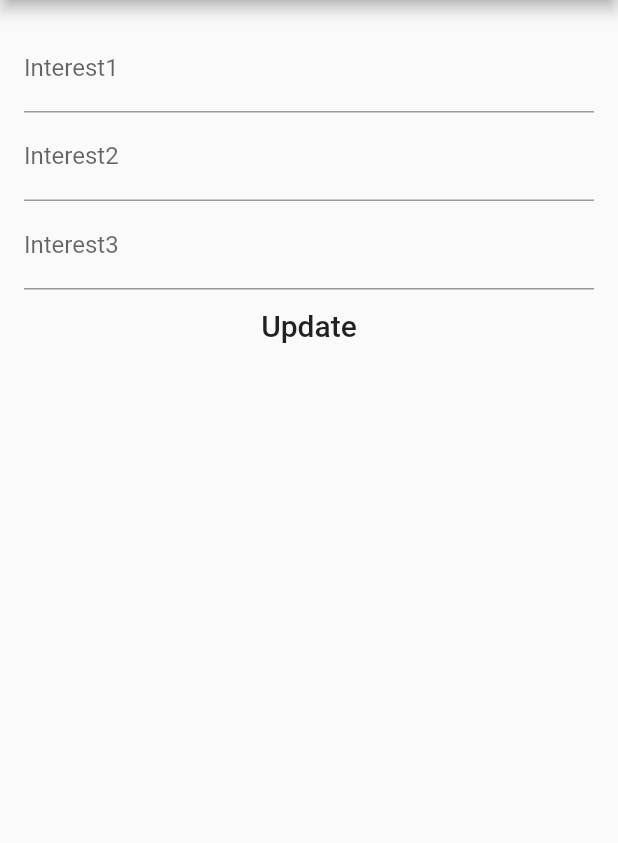
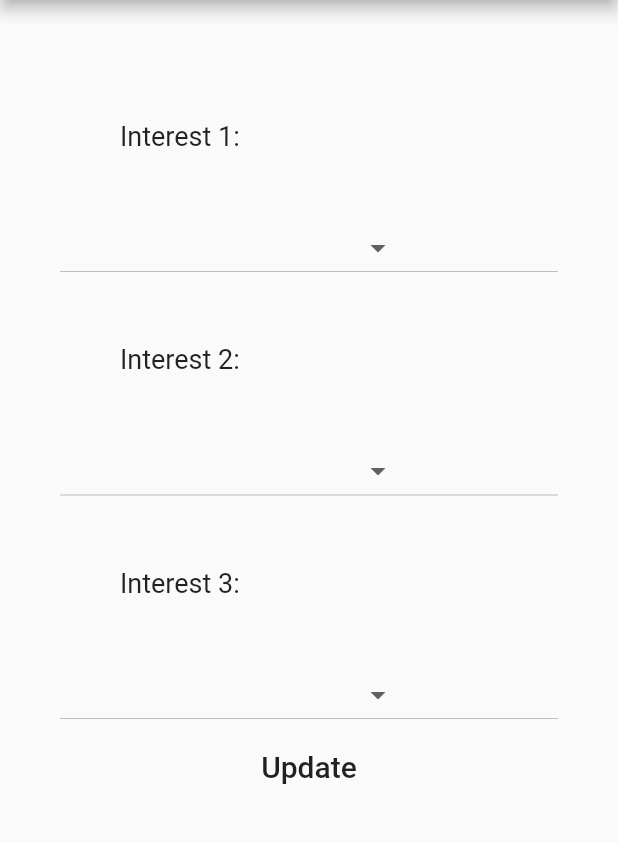
Before and after one commit to istvanfedak/spot-buddy, a Flutter app: the updateProfile screen opened directly, on a phone screen of 412 x 824 dp, the part 84-927 px from its top. Run offline on Flutter 3.47's test engine with Material 2 defaults, Android fonts, the phone set to English and light mode, and no system bars; our stand-ins replace cloud_firestore, firebase_analytics, firebase_auth, geolocator, google_maps_flutter, location and 1 more; missing offline and left inert: geoflutterfire, permission; accounts and stored records are empty.

Commit message:
dropdown menus on create profile and update account complete

```diff
--- a/lib/globals.dart
+++ b/lib/globals.dart
@@ -7,6 +7,8 @@ String uid = "";
 String interest1 = "";
 String interest2 = "";
 String interest3 = "";
+
+var _interests = ['soccer', 'baseball','golf'];
 
 void set_interests(String i1,String i2,String i3)
 {
--- /dev/null
+++ b/lib/interests.dart
@@ -0,0 +1,308 @@
+var interests = ['Aircraft Spotting',
+'Airbrushing',
+'Airsofting',
+'Acting',
+'Aeromodeling',
+'Amateur Astronomy',
+'Amateur Radio',
+'Animals/pets/dogs',
+'Archery',
+'Arts',
+'Aquarium (Freshwater & Saltwater)',
+'Astrology',
+'Astronomy',
+'Backgammon',
+'Badminton',
+'Baseball',
+'Base Jumping',
+'Basketball',
+'Beach/Sun tanning',
+'Beachcombing',
+'Beadwork',
+'Beatboxing',
+'Becoming A Child Advocate',
+'Bell Ringing',
+'Belly Dancing',
+'Bicycling',
+'Bicycle Polo',
+'Bird watching',
+'Birding',
+'BMX',
+'Blacksmithing',
+'Blogging',
+'BoardGames',
+'Boating',
+'Body Building',
+'Bonsai Tree',
+'Bookbinding',
+'Boomerangs',
+'Bowling',
+'Brewing Beer',
+'Bridge Building',
+'Bringing Food To The Disabled',
+'Building A House For Habitat For Humanity',
+'Building Dollhouses',
+'Butterfly Watching',
+'Button Collecting',
+'Cake Decorating',
+'Calligraphy',
+'Camping',
+'Candle Making',
+'Canoeing',
+'Cartooning',
+'Car Racing',
+'Casino Gambling',
+'Cave Diving',
+'Ceramics',
+'Cheerleading',
+'Chess',
+'Church/church activities',
+'Cigar Smoking',
+'Cloud Watching',
+'Coin Collecting',
+'Collecting',
+'Collecting Antiques',
+'Collecting Artwork',
+'Collecting Hats',
+'Collecting Music Albums',
+'Collecting RPM Records',
+'Collecting Sports Cards (Baseball, Football, Basketball, Hockey)',
+'Collecting Swords',
+'Coloring',
+'Compose Music',
+'Computer activities',
+'Conworlding',
+'Cooking',
+'Cosplay',
+'Crafts',
+'Crafts (unspecified)',
+'Crochet',
+'Crocheting',
+'Cross-Stitch',
+'Crossword Puzzles',
+'Dancing',
+'Darts',
+'Diecast Collectibles',
+'Digital Photography',
+'Dodgeball',
+'Dolls',
+'Dominoes',
+'Drawing',
+'Dumpster Diving',
+'Eating out',
+'Educational Courses',
+'Electronics',
+'Embroidery',
+'Entertaining',
+'Exercise (aerobics, weights)',
+'Falconry',
+'Fast cars',
+'Felting',
+'Fencing',
+'Fire Poi',
+'Fishing',
+'Floorball',
+'Floral Arrangements',
+'Fly Tying',
+'Football',
+'Four Wheeling',
+'Freshwater Aquariums',
+'Frisbee Golf – Frolf',
+'Games',
+'Gardening',
+'Garage Saleing',
+'Genealogy',
+'Geocaching',
+'Ghost Hunting',
+'Glowsticking',
+'Gnoming',
+'Going to movies',
+'Golf',
+'Go Kart Racing',
+'Grip Strength',
+'Guitar',
+'Gunsmithing',
+'Gun Collecting',
+'Gymnastics',
+'Gyotaku',
+'Handwriting Analysis',
+'Hang gliding',
+'Herping',
+'Hiking',
+'Home Brewing',
+'Home Repair',
+'Home Theater',
+'Horse riding',
+'Hot air ballooning',
+'Hula Hooping',
+'Hunting',
+'Iceskating',
+'Illusion',
+'Impersonations',
+'Internet',
+'Inventing',
+'Jet Engines',
+'Jewelry Making',
+'Jigsaw Puzzles',
+'Juggling',
+'Keep A Journal',
+'Jump Roping',
+'Kayaking',
+'Kitchen Chemistry',
+'Kites',
+'Kite Boarding',
+'Knitting',
+'Knotting',
+'Lasers',
+'Lawn Darts',
+'Learn to Play Poker',
+'Learning A Foreign Language',
+'Learning An Instrument',
+'Learning To Pilot A Plane',
+'Leathercrafting',
+'Legos',
+'Letterboxing',
+'Listening to music',
+'Locksport',
+'Lacrosse',
+'Macramé',
+'Magic',
+'Making Model Cars',
+'Marksmanship',
+'Martial Arts',
+'Matchstick Modeling',
+'Meditation',
+'Microscopy',
+'Metal Detecting',
+'Model Railroading',
+'Model Rockets',
+'Modeling Ships',
+'Models',
+'Motorcycles',
+'Mountain Biking',
+'Mountain Climbing',
+'Musical Instruments',
+'Nail Art',
+'Needlepoint',
+'Owning An Antique Car',
+'Origami',
+'Painting',
+'Paintball',
+'Papermaking',
+'Papermache',
+'Parachuting',
+'Paragliding or Power Paragliding',
+'Parkour',
+'People Watching',
+'Photography',
+'Piano',
+'Pinochle',
+'Pipe Smoking',
+'Planking',
+'Playing music',
+'Playing team sports',
+'Pole Dancing',
+'Pottery',
+'Powerboking',
+'Protesting',
+'Puppetry',
+'Pyrotechnics',
+'Quilting',
+'Racing Pigeons',
+'Rafting',
+'Railfans',
+'Rapping',
+'R/C Boats',
+'R/C Cars',
+'R/C Helicopters',
+'R/C Planes',
+'Reading',
+'Reading To The Elderly',
+'Relaxing',
+'Renaissance Faire',
+'Renting movies',
+'Rescuing Abused Or Abandoned Animals',
+'Robotics',
+'Rock Balancing',
+'Rock Collecting',
+'Rockets',
+'Rocking AIDS Babies',
+'Roleplaying',
+'Running',
+'Saltwater Aquariums',
+'Sand Castles',
+'Scrapbooking',
+'Scuba Diving',
+'Self Defense',
+'Sewing',
+'Shark Fishing',
+'Skeet Shooting',
+'Skiing',
+'Shopping',
+'Singing In Choir',
+'Skateboarding',
+'Sketching',
+'Sky Diving',
+'Slack Lining',
+'Sleeping',
+'Slingshots',
+'Slot Car Racing',
+'Snorkeling',
+'Snowboarding',
+'Soap Making',
+'Soccer',
+'Socializing with friends/neighbors',
+'Speed Cubing (rubix cube)',
+'Spelunkering',
+'Spending time with family/kids',
+'Stamp Collecting',
+'Storm Chasing',
+'Storytelling',
+'String Figures',
+'Surfing',
+'Surf Fishing',
+'Survival',
+'Swimming',
+'Tatting',
+'Taxidermy',
+'Tea Tasting',
+'Tennis',
+'Tesla Coils',
+'Tetris',
+'Texting',
+'Textiles',
+'Tombstone Rubbing',
+'Tool Collecting',
+'Toy Collecting',
+'Train Collecting',
+'Train Spotting',
+'Traveling',
+'Treasure Hunting',
+'Trekkie',
+'Tutoring Children',
+'TV watching',
+'Ultimate Frisbee',
+'Urban Exploration',
+'Video Games',
+'Violin',
+'Volunteer',
+'Walking',
+'Warhammer',
+'Watching sporting events',
+'Weather Watcher',
+'Weightlifting',
+'Windsurfing',
+'Wine Making',
+'Wingsuit Flying',
+'Woodworking',
+'Working In A Food Pantry',
+'Working on cars',
+'World Record Breaking',
+'Wrestling',
+'Writing',
+'Writing Music',
+'Writing Songs',
+'Yoga',
+'YoYo',
+'Ziplining',
+'Zumba'];
--- a/lib/login_page.dart
+++ b/lib/login_page.dart
@@ -4,6 +4,7 @@ import 'AuthProvider.dart';
 import 'auth.dart';
 import 'crud.dart';
 import 'globals.dart' as globals;
+import 'interests.dart' as _interests;
 
 class LoginPage extends StatefulWidget {
   LoginPage({this.onSignedIn,this.auth});
@@ -23,11 +24,13 @@ class _LoginPageState extends State<LoginPage> {
   final formKey = GlobalKey<FormState>();
   crudMethods crudObj = new crudMethods();
 
+  var _currentItemSelected = 'golf';
+
   String _email;
   String _password;
-  String _interest1;
-  String _interest2;
-  String _interest3;
+  String _interest1 = 'Astronomy';
+  String _interest2 = 'Astronomy';
+  String _interest3 = 'Astronomy';
   FormType _formType = FormType.login;
 
   bool validateAndSave() {
@@ -112,7 +115,7 @@ class _LoginPageState extends State<LoginPage> {
         title: Text('SpotBuddy'),
       ),
       body: Container(
-        padding: EdgeInsets.all(16.0),
+        margin: EdgeInsets.all(20),
         child: new Form(
           key: formKey,
           child: new Column(
@@ -154,24 +157,77 @@ class _LoginPageState extends State<LoginPage> {
           obscureText: true,
           onSaved: (value) => _password = value,
         ),
-        new TextFormField(
-          decoration: new InputDecoration(labelText: 'Interest 1'),
-          validator: (value) =>
-          value.isEmpty ? 'Interest 1 can\'t be empty' : null,
-          onSaved: (value) => _interest1 = value,
+
+        Padding(
+            padding: EdgeInsets.all(40.0),
+            child: Text("Interest 1: ",
+            style: TextStyle(fontSize: 18.0)),
+
+    ),
+
+        new DropdownButton<String>(
+          items: _interests.interests.map((String dropDownStringItem) {
+              return new DropdownMenuItem<String>(
+              child: new SizedBox(width: 200.0, child: new Text(dropDownStringItem)),
+              value: dropDownStringItem,
+            );
+          }).toList(),
+          onChanged: (String newValueSelected) {
+            setState(() {
+              //this._ = newValueSelected;
+              this._interest1 = newValueSelected;
+            });
+            },
+          value: _interest1,
+          //hint: new Text("Select mode"),
         ),
-        new TextFormField(
-          decoration: new InputDecoration(labelText: 'Interest 2'),
-          validator: (value) =>
-          value.isEmpty ? 'Interest 2 can\'t be empty' : null,
-          onSaved: (value) => _interest2 = value,
+        Padding(
+            padding: EdgeInsets.all(40.0),
+            child: Text("Interest 2: ",
+            style: TextStyle(fontSize: 18.0),
+          ),
         ),
-        new TextFormField(
-          decoration: new InputDecoration(labelText: 'Interest 3'),
-          validator: (value) =>
-          value.isEmpty ? 'Interest 3 can\'t be empty' : null,
-          onSaved: (value) => _interest3 = value,
+        new DropdownButton<String>(
+          items: _interests.interests.map((String dropDownStringItem) {
+            return new DropdownMenuItem<String>(
+              value: dropDownStringItem,
+              child: new SizedBox(width: 200.0, child: new Text(dropDownStringItem)),
+            );
+          }).toList(),
+          onChanged: (String newValueSelected) {
+            setState(() {
+              //this._ = newValueSelected;
+              this._interest2 = newValueSelected;
+            });
+          },
+          value: _interest2,
+          //hint: new Text("Select mode"),
         ),
+
+        Padding(
+            padding: EdgeInsets.all(40.0),
+            child: Text("Interest 3: ",
+            style: TextStyle(fontSize: 18.0)),
+
+        ),
+        new DropdownButton<String>(
+          items: _interests.interests.map((String dropDownStringItem) {
+            return new DropdownMenuItem<String>(
+              value: dropDownStringItem,
+              child: new SizedBox(width: 200.0, child: new Text(dropDownStringItem)),
+            );
+          }).toList(),
+          onChanged: (String newValueSelected) {
+            setState(() {
+              //this._ = newValueSelected;
+              this._interest3 = newValueSelected;
+            });
+          },
+          value: _interest3,
+          //hint: new Text("Select mode"),
+        ),
+
+
       ];
     }
   }
@@ -211,6 +267,7 @@ class _LoginPageState extends State<LoginPage> {
       ];
     }
   }
+
   void addToDatabase() async {
     if(_formType != FormType.login) {
       Map <String, dynamic> userData = {
--- a/lib/root_page.dart
+++ b/lib/root_page.dart
@@ -19,7 +19,6 @@ enum AuthStatus {
 
 class _RootPageState extends State<RootPage> {
   AuthStatus authStatus = AuthStatus.notSignedIn;
-
   @override
   void initState() {
     widget.auth.currentUser().then((userId) {
--- a/lib/update_profile.dart
+++ b/lib/update_profile.dart
@@ -3,6 +3,7 @@ import 'package:cloud_firestore/cloud_firestore.dart';
 import 'globals.dart' as globals;
 import 'crud.dart';
 import 'dart:async';
+import 'interests.dart' as _interests;
 
 class updateProfile extends StatefulWidget{
   @override
@@ -55,7 +56,7 @@ class _updateProfile extends State<updateProfile> {
         title: Text('SpotBuddy'),
       ),
       body: Container(
-        padding: EdgeInsets.all(16.0),
+        margin: EdgeInsets.all(40.0),
         child: new Form(
           key: formKey,
           child: new Column(
@@ -69,32 +70,72 @@ class _updateProfile extends State<updateProfile> {
 
   List<Widget> buildInputs() {
     return [
-      new TextFormField(
-        decoration: new InputDecoration(labelText: 'Interest1'),
-        validator: (value) =>
-        value.isEmpty
-            ? 'Interest1 can\'t be empty'
-            : null,
-        onSaved: (value) => _interest1 = value,
-        initialValue: globals.getInterest1()
+      Padding(
+        padding: EdgeInsets.all(40.0),
+        child: Text("Interest 1: ",
+          style: TextStyle(fontSize: 18.0),
+        ),
       ),
-      new TextFormField(
-        decoration: new InputDecoration(labelText: 'Interest2'),
-        validator: (value) =>
-        value.isEmpty
-            ? 'Interest1 can\'t be empty'
-            : null,
-        onSaved: (value) => _interest2 = value,
-        initialValue: globals.getInterest2()
+      new DropdownButton<String>(
+        items: _interests.interests.map((String dropDownStringItem) {
+          return new DropdownMenuItem<String>(
+            child: new SizedBox(width: 200.0, child: new Text(dropDownStringItem)),
+            value: dropDownStringItem,
+          );
+        }).toList(),
+        onChanged: (String newValueSelected) {
+          setState(() {
+            //this._ = newValueSelected;
+            this._interest1 = newValueSelected;
+          });
+        },
+        value: _interest1,
+        //hint: new Text("Select mode"),
       ),
-      new TextFormField(
-        decoration: new InputDecoration(labelText: 'Interest3'),
-        validator: (value) =>
-        value.isEmpty
-            ? 'Interest1 can\'t be empty'
-            : null,
-        onSaved: (value) => _interest3 = value,
-        initialValue: globals.getInterest3()
+      Padding(
+        padding: EdgeInsets.all(40.0),
+        child: Text("Interest 2: ",
+          style: TextStyle(fontSize: 18.0),
+        ),
+      ),
+      new DropdownButton<String>(
+        items: _interests.interests.map((String dropDownStringItem) {
+          return new DropdownMenuItem<String>(
+            value: dropDownStringItem,
+            child: new SizedBox(width: 200.0, child: new Text(dropDownStringItem)),
+          );
+        }).toList(),
+        onChanged: (String newValueSelected) {
+          setState(() {
+            //this._ = newValueSelected;
+            this._interest2 = newValueSelected;
+          });
+        },
+        value: _interest2,
+        //hint: new Text("Select mode"),
+      ),
+
+      Padding(
+        padding: EdgeInsets.all(40.0),
+        child: Text("Interest 3: ",
+            style: TextStyle(fontSize: 18.0)),
+
+      ),
+      new DropdownButton<String>(
+        items: _interests.interests.map((String dropDownStringItem) {
+          return new DropdownMenuItem<String>(
+            value: dropDownStringItem,
+            child: new SizedBox(width: 200.0, child: new Text(dropDownStringItem)),
+          );
+        }).toList(),
+        onChanged: (String newValueSelected) {
+          setState(() {
+            //this._ = newValueSelected;
+            this._interest3 = newValueSelected;
+          });
+        },
+        value: _interest3,
+        //hint: new Text("Select mode"),
       ),
     ];
   }
```
